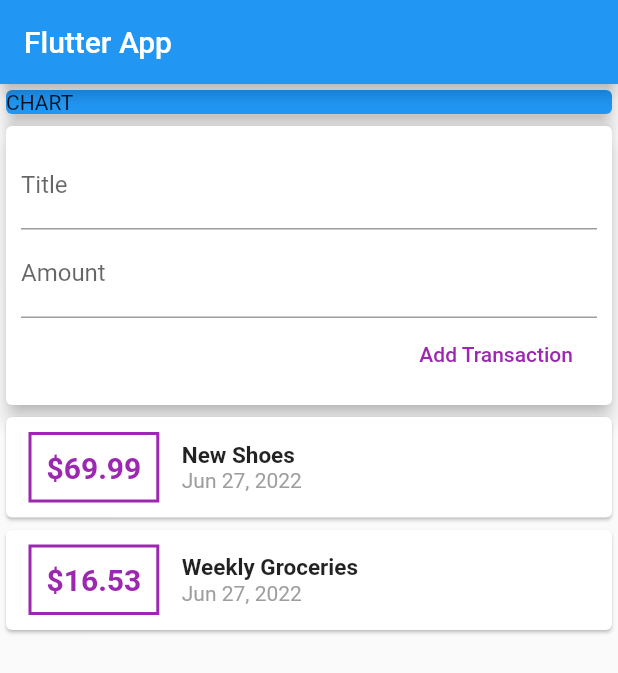
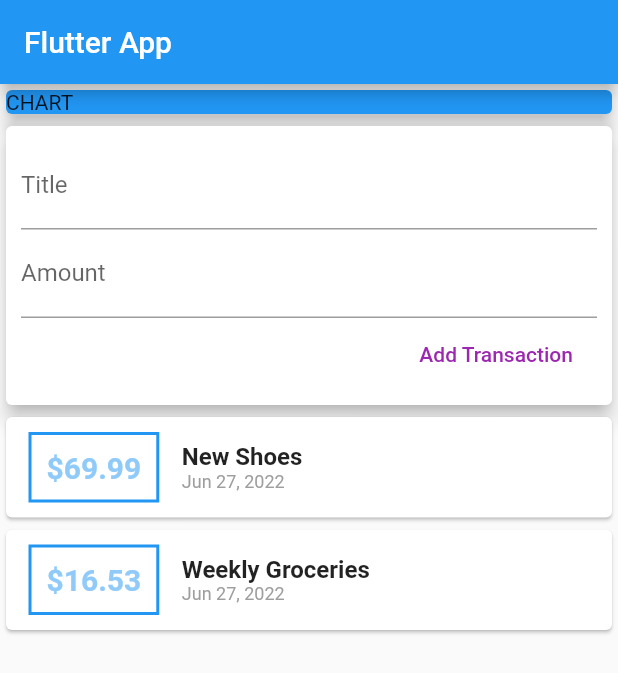
Before and after one commit to JPJFerreira/flutter_personal_expenses, a Flutter app: the screen it shows after launch, on a phone screen of 412 x 824 dp. Shown: the top 673 px of the screen. Run offline on Flutter 3.47's test engine with Material 2 defaults, Android fonts, the phone set to English and light mode, and no system bars.

Commit message:
ListView

```diff
--- a/lib/widgets/transaction_list.dart
+++ b/lib/widgets/transaction_list.dart
@@ -12,48 +12,56 @@ class TransactionList extends StatelessWidget {
   Widget build(BuildContext context) {
     return Container(
       height: 300,
-      child: SingleChildScrollView(
-        child: Column(
-          children: this.transactions.map((tx) {
-            return Card(
-                child: Row(
+      child: ListView.builder(
+        itemBuilder: (ctx, index) {
+          return Card(
+            child: Row(
               children: [
                 Container(
                   margin: EdgeInsets.symmetric(
                     vertical: 10,
                     horizontal: 15,
                   ),
+                  padding: EdgeInsets.all(10),
                   decoration: BoxDecoration(
                     border: Border.all(
-                      color: Colors.purple,
+                      color: Theme.of(context).primaryColor,
                       width: 2,
                     ),
                   ),
-                  padding: EdgeInsets.all(10),
                   child: Text(
-                    '\$${tx.amount}',
+                    '\$${transactions[index].amount}',
                     style: TextStyle(
-                        fontWeight: FontWeight.bold,
-                        fontSize: 20,
-                        color: Colors.purple),
+                      fontWeight: FontWeight.bold,
+                      fontSize: 20,
+                      color: Theme.of(context).backgroundColor,
+                    ),
                   ),
                 ),
                 Column(
                   crossAxisAlignment: CrossAxisAlignment.start,
                   children: [
                     Text(
-                      tx.title,
-                      style:
-                          TextStyle(fontSize: 15, fontWeight: FontWeight.bold),
+                      transactions[index].title,
+                      style: TextStyle(
+                        fontSize: 16,
+                        fontWeight: FontWeight.bold,
+                      ),
                     ),
-                    Text(DateFormat.yMMMd().format(tx.date),
-                        style: TextStyle(color: Colors.grey)),
+                    Text(
+                      DateFormat.yMMMd().format(transactions[index].date),
+                      style: TextStyle(
+                        color: Colors.grey,
+                        fontSize: 12,
+                      ),
+                    ),
                   ],
-                )
+                ),
               ],
-            ));
-          }).toList(),
-        ),
+            ),
+          );
+        },
+        itemCount: transactions.length,
       ),
     );
   }
```
